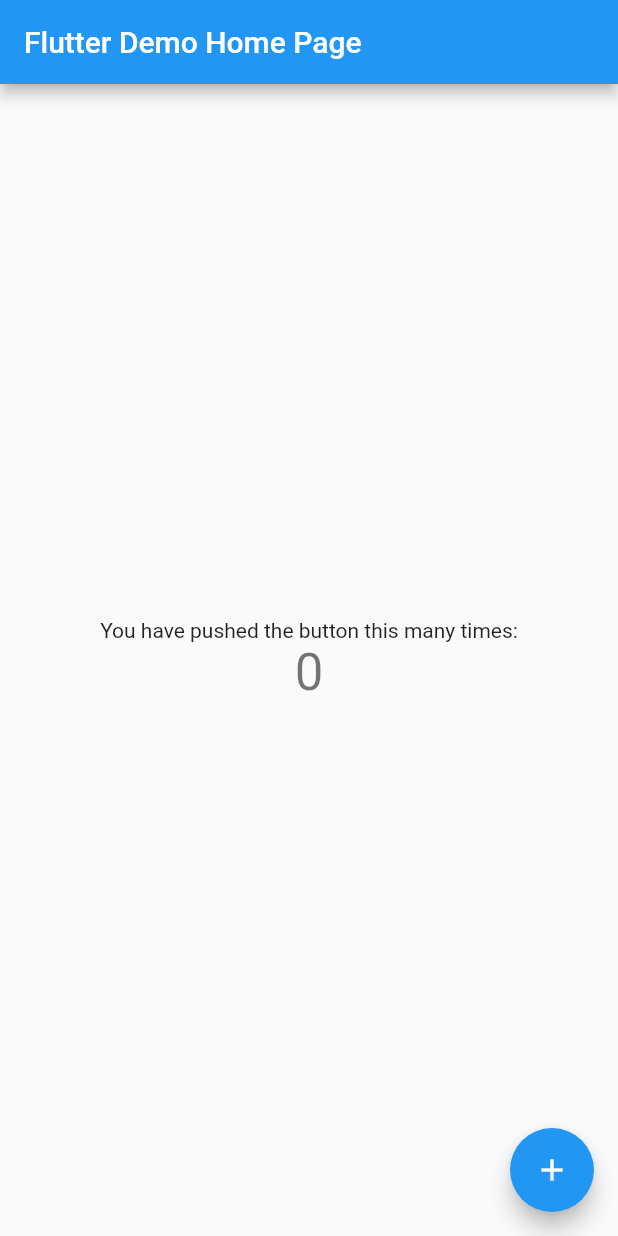
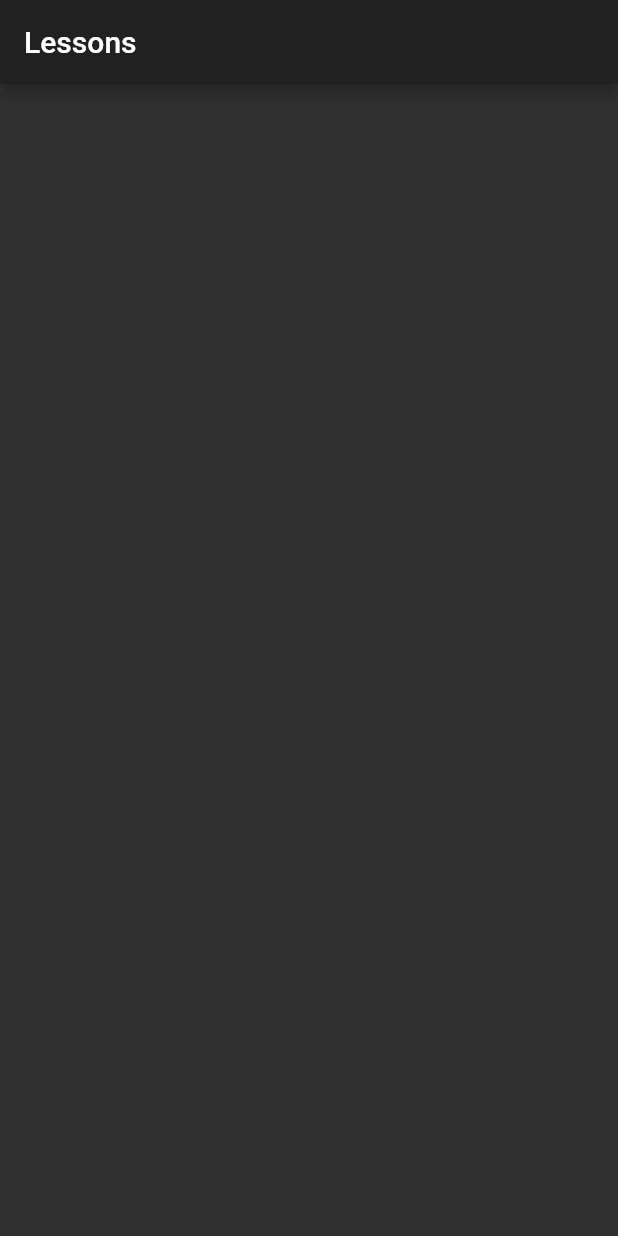
Before and after one commit to skore-io/teste-mobile, a Flutter app: the screen it shows after launch, on a phone screen of 412 x 824 dp. Run offline on Flutter 3.47's test engine with Material 2 defaults, Android fonts, the phone set to English and light mode, and no system bars.

Commit message:
Definido estrutura

```diff
--- a/lib/main.dart
+++ b/lib/main.dart
@@ -1,113 +1,6 @@
 import 'package:flutter/material.dart';
+import 'package:teste_mobile/src/app.dart';
 
 void main() {
-  runApp(MyApp());
+  runApp(App());
 }
-
-class MyApp extends StatelessWidget {
-  // This widget is the root of your application.
-  @override
-  Widget build(BuildContext context) {
-    return MaterialApp(
-      title: 'Flutter Demo',
-      theme: ThemeData(
-        // This is the theme of your application.
-        //
-        // Try running your application with "flutter run". You'll see the
-        // application has a blue toolbar. Then, without quitting the app, try
-        // changing the primarySwatch below to Colors.green and then invoke
-        // "hot reload" (press "r" in the console where you ran "flutter run",
-        // or simply save your changes to "hot reload" in a Flutter IDE).
-        // Notice that the counter didn't reset back to zero; the application
-        // is not restarted.
-        primarySwatch: Colors.blue,
-      ),
-      home: MyHomePage(title: 'Flutter Demo Home Page'),
-    );
-  }
-}
-
-class MyHomePage extends StatefulWidget {
-  MyHomePage({Key key, this.title}) : super(key: key);
-
-  // This widget is the home page of your application. It is stateful, meaning
-  // that it has a State object (defined below) that contains fields that affect
-  // how it looks.
-
-  // This class is the configuration for the state. It holds the values (in this
-  // case the title) provided by the parent (in this case the App widget) and
-  // used by the build method of the State. Fields in a Widget subclass are
-  // always marked "final".
-
-  final String title;
-
-  @override
-  _MyHomePageState createState() => _MyHomePageState();
-}
-
-class _MyHomePageState extends State<MyHomePage> {
-  int _counter = 0;
-
-  void _incrementCounter() {
-    setState(() {
-      // This call to setState tells the Flutter framework that something has
-      // changed in this State, which causes it to rerun the build method below
-      // so that the display can reflect the updated values. If we changed
-      // _counter without calling setState(), then the build method would not be
-      // called again, and so nothing would appear to happen.
-      _counter++;
-    });
-  }
-
-  @override
-  Widget build(BuildContext context) {
-    // This method is rerun every time setState is called, for instance as done
-    // by the _incrementCounter method above.
-    //
-    // The Flutter framework has been optimized to make rerunning build methods
-    // fast, so that you can just rebuild anything that needs updating rather
-    // than having to individually change instances of widgets.
-    return Scaffold(
-      appBar: AppBar(
-        // Here we take the value from the MyHomePage object that was created by
-        // the App.build method, and use it to set our appbar title.
-        title: Text(widget.title),
-      ),
-      body: Center(
-        // Center is a layout widget. It takes a single child and positions it
-        // in the middle of the parent.
-        child: Column(
-          // Column is also a layout widget. It takes a list of children and
-          // arranges them vertically. By default, it sizes itself to fit its
-          // children horizontally, and tries to be as tall as its parent.
-          //
-          // Invoke "debug painting" (press "p" in the console, choose the
-          // "Toggle Debug Paint" action from the Flutter Inspector in Android
-          // Studio, or the "Toggle Debug Paint" command in Visual Studio Code)
-          // to see the wireframe for each widget.
-          //
-          // Column has various properties to control how it sizes itself and
-          // how it positions its children. Here we use mainAxisAlignment to
-          // center the children vertically; the main axis here is the vertical
-          // axis because Columns are vertical (the cross axis would be
-          // horizontal).
-          mainAxisAlignment: MainAxisAlignment.center,
-          children: <Widget>[
-            Text(
-              'You have pushed the button this many times:',
-            ),
-            Text(
-              '$_counter',
-              style: Theme.of(context).textTheme.headline4,
-            ),
-          ],
-        ),
-      ),
-      floatingActionButton: FloatingActionButton(
-        onPressed: _incrementCounter,
-        tooltip: 'Increment',
-        child: Icon(Icons.add),
-      ), // This trailing comma makes auto-formatting nicer for build methods.
-    );
-  }
-}
--- /dev/null
+++ b/lib/src/app.dart
@@ -0,0 +1,14 @@
+import 'package:flutter/material.dart';
+import 'package:teste_mobile/src/ui/lesson/lessons.dart';
+
+class App extends StatelessWidget {
+  @override
+  Widget build(BuildContext context) {
+    return MaterialApp(
+      debugShowCheckedModeBanner: false,
+      title: 'Teste Mobile',
+      theme: ThemeData.dark(),
+      home: LessonsPage(),
+    );
+  }
+}
--- /dev/null
+++ b/lib/src/provider/lesson_provider.dart
@@ -0,0 +1,11 @@
+import 'package:flutter/widgets.dart';
+import 'package:teste_mobile/src/model/lesson.dart';
+import 'package:teste_mobile/src/repository/lesson_repository.dart';
+
+class LessonProvider with ChangeNotifier {
+  Lesson _lesson;
+
+  LessonProvider() : _lesson = Lesson.fromJson(data);
+
+  get lesson => lesson;
+}
--- /dev/null
+++ b/lib/src/repository/lesson_repository.dart
@@ -0,0 +1,4 @@
+import 'dart:convert';
+
+var data = json.decode(
+    '[{"company_id":"114","created_at":1571323199864,"name":"Aula Álgebra","id":"114_0v62DokeArxPA9oDSBst_349785","status":"IN_PROGRESS","summary":{"percentage":20}},{"company_id":"114","created_at":1578343188529,"name":"Aula Trigonometria","id":"114_3Lj7okST2yBSYXUUByg2_349798","status":"NOT_STARTED","summary":{"percentage":null}},{"company_id":"114","created_at":1568918240759,"name":"Aula Filosofia","id":"114_3O81FOuWLZIlSDnRJHm1_349798","status":"COMPLETED","summary":{"percentage":100}},{"company_id":"114","created_at":1574361972593,"name":"Aula Geografia","id":"114_46keopvfEUvlNP7bd049_349798","status":"IN_PROGRESS","summary":{"percentage":75}},{"company_id":"114","created_at":1571946887159,"name":"Aula História","id":"114_5FK4ExJCz3vW4XmS0KVr_349798","status":"NOT_STARTED","summary":{"percentage":null}}]');
--- /dev/null
+++ b/lib/src/ui/lesson/lessons.dart
@@ -0,0 +1,17 @@
+import 'package:flutter/material.dart';
+
+class LessonsPage extends StatefulWidget {
+  @override
+  _LessonsPageState createState() => _LessonsPageState();
+}
+
+class _LessonsPageState extends State<LessonsPage> {
+  @override
+  Widget build(BuildContext context) {
+    return Scaffold(
+      appBar: AppBar(
+        title: Text('Lessons'),
+      ),
+    );
+  }
+}
--- a/pubspec.yaml
+++ b/pubspec.yaml
@@ -20,6 +20,7 @@
   flutter:
     sdk: flutter
 
+  provider: ^4.0.4
 
   # The following adds the Cupertino Icons font to your application.
   # Use with the CupertinoIcons class for iOS style icons.
```
Also changed, not shown: pubspec.lock.
